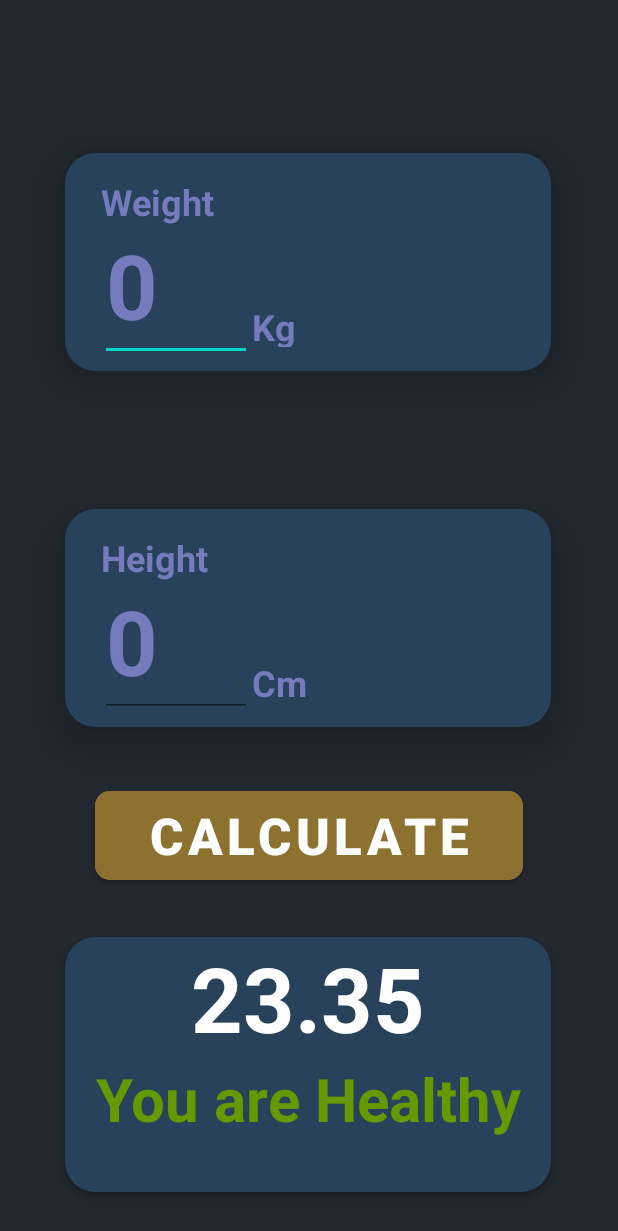
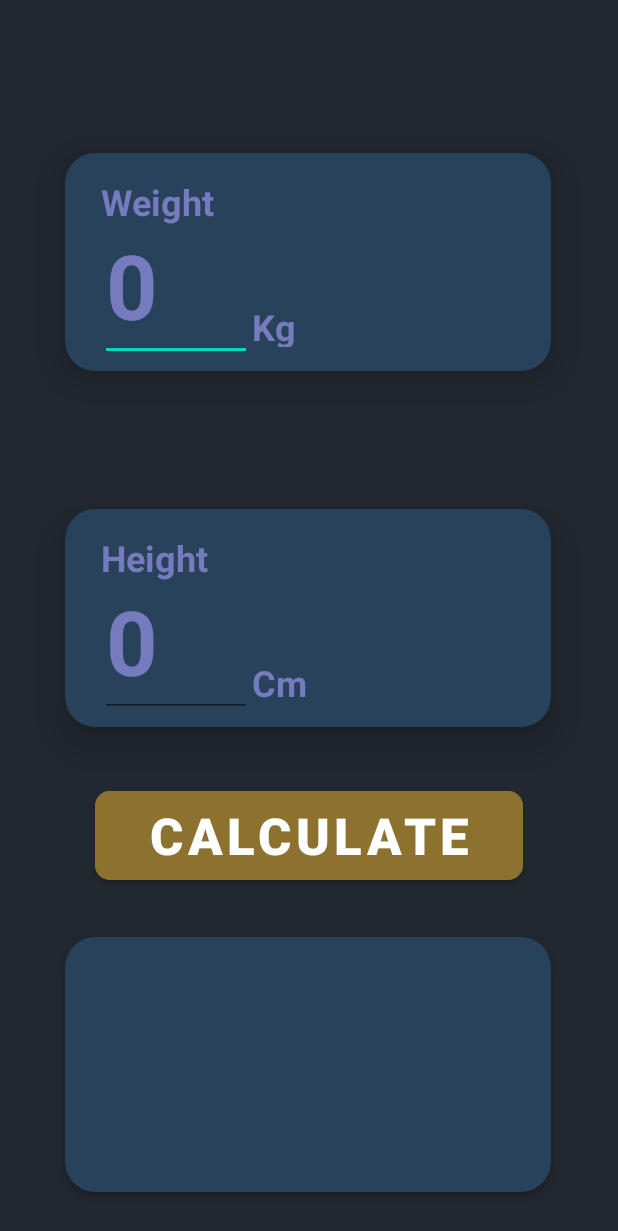
Before and after one commit to czechoslovakia36/Android-Projects, an Android app: the screen it shows after launch (MainActivity), on a phone screen of 412 x 824 dp. Shown: the top 1231 px of the screen. Run offline under Robolectric (Android 15) with nearby library versions, the phone set to English and light mode, and no system bars.

Commit message:
functional code added

```diff
--- a/app/src/main/res/layout/activity_main.xml
+++ b/app/src/main/res/layout/activity_main.xml
@@ -2,7 +2,7 @@
 <androidx.constraintlayout.widget.ConstraintLayout xmlns:android="http://schemas.android.com/apk/res/android"
     xmlns:app="http://schemas.android.com/apk/res-auto"
     xmlns:tools="http://schemas.android.com/tools"
-    android:id="@+id/btnCalculate"
+    android:id="@+id/Main"
     android:layout_width="match_parent"
     android:layout_height="match_parent"
     android:background="@color/layout_background"
@@ -149,7 +149,7 @@
     </androidx.cardview.widget.CardView>
 
     <Button
-        android:id="@+id/button2"
+        android:id="@+id/btnCalculate"
         android:layout_width="285dp"
         android:layout_height="71dp"
         android:layout_marginBottom="50dp"
@@ -188,7 +188,6 @@
                 android:id="@+id/tvIndex"
                 android:layout_width="match_parent"
                 android:layout_height="wrap_content"
-                android:text="23.35"
                 android:textAlignment="center"
                 android:textColor="@color/white"
                 android:textSize="60sp"
@@ -198,11 +197,18 @@
                 android:id="@+id/tvResult"
                 android:layout_width="match_parent"
                 android:layout_height="wrap_content"
-                android:text="You are Healthy"
                 android:textAlignment="center"
                 android:textColor="@android:color/holo_green_dark"
                 android:textSize="40sp"
                 android:textStyle="bold" />
+
+            <TextView
+                android:id="@+id/tvInfo"
+                android:layout_width="match_parent"
+                android:layout_height="wrap_content"
+                android:textAlignment="center"
+                android:textColor="@color/text_hint"
+                android:textSize="20sp" />
         </LinearLayout>
     </androidx.cardview.widget.CardView>
 
--- a/app/src/main/res/values/colors.xml
+++ b/app/src/main/res/values/colors.xml
@@ -12,7 +12,12 @@
     <color name="layout_background">#222830</color>
     <color name="card_backgroud">#28425C</color>
     <color name="text_hint">#767BBE</color>
-
     <color name="button_background">#8C712F</color>
 
+
+    <color name="underweight">#AF7825</color>
+    <color name="normal">#62CC66</color>
+    <color name="over_weight">#7E4B5D</color>
+    <color name="obese">#88312C</color>
+
 </resources>
```
Also changed, not shown: app/src/main/java/com/example/bmicalculator/MainActivity.kt (+71 -0 lines).
